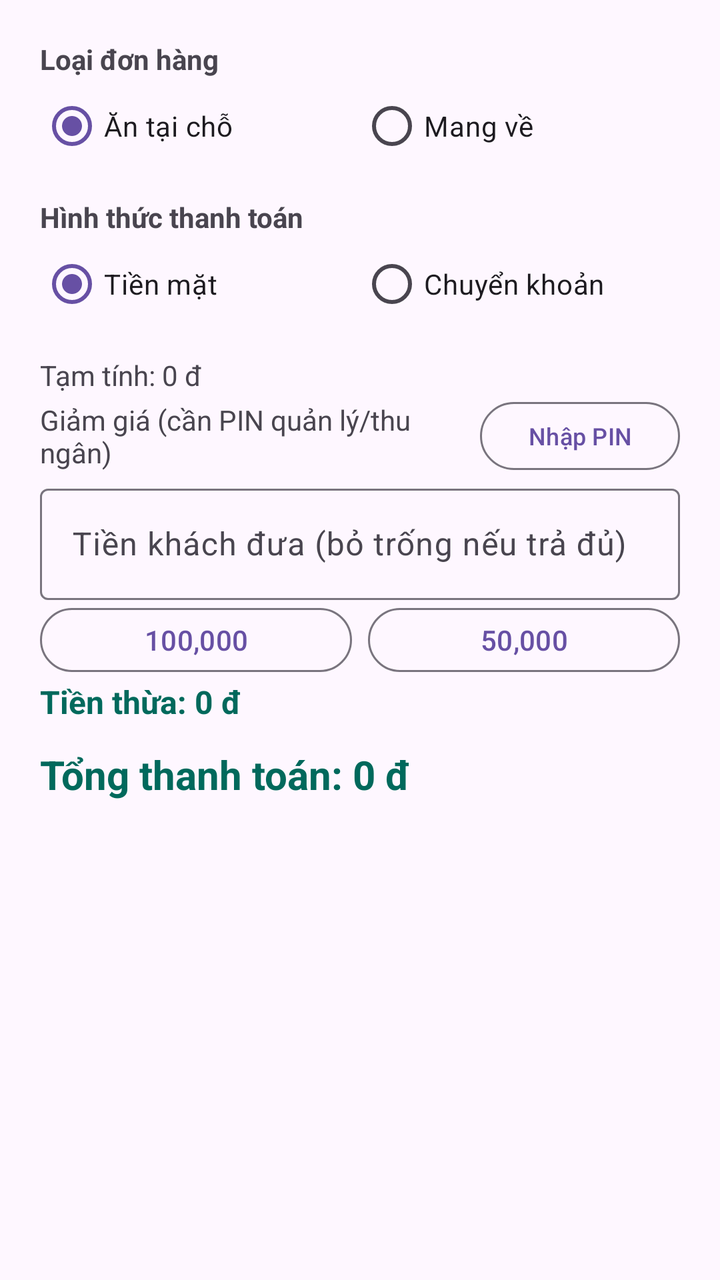
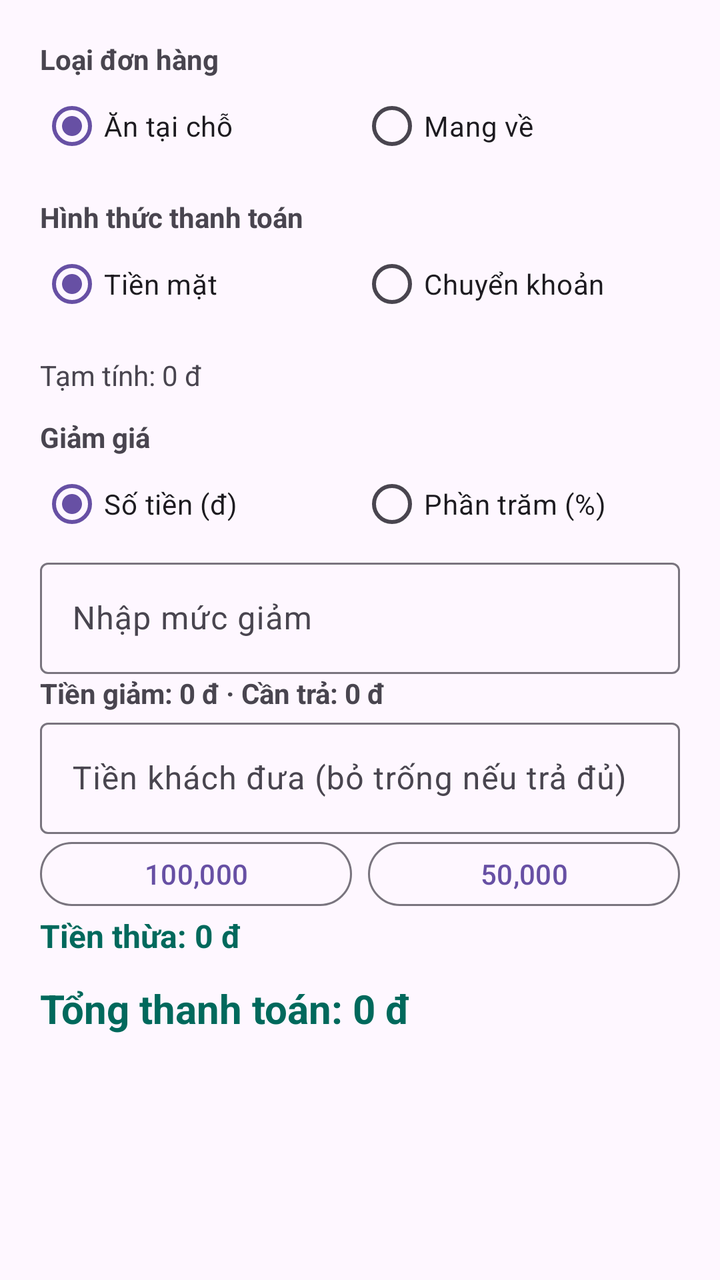

Before-and-after screenshots of an Android layout around one commit, followed by the original layout XML and the change that was made.
<!-- AndroidManifest.xml: application theme Theme.Material3.DayNight.NoActionBar -->
<!-- res/layout/dialog_checkout.xml -->
<?xml version="1.0" encoding="utf-8"?>
<ScrollView xmlns:android="http://schemas.android.com/apk/res/android"
    android:layout_width="match_parent"
    android:layout_height="wrap_content"
    android:fillViewport="true">

    <LinearLayout
        android:focusable="true"
        android:focusableInTouchMode="true"
        android:descendantFocusability="beforeDescendants"
        android:layout_width="match_parent"
        android:layout_height="wrap_content"
        android:orientation="vertical"
        android:padding="20dp">

        <TextView
            android:layout_width="match_parent"
            android:layout_height="wrap_content"
            android:text="Loại đơn hàng"
            android:textStyle="bold" />

        <RadioGroup
            android:id="@+id/orderTypeGroup"
            android:layout_width="match_parent"
            android:layout_height="wrap_content"
            android:orientation="horizontal">
            <RadioButton
                android:id="@+id/typeDineIn"
                android:layout_width="0dp"
                android:layout_height="wrap_content"
                android:layout_weight="1"
                android:checked="true"
                android:text="Ăn tại chỗ" />
            <RadioButton
                android:id="@+id/typeTakeAway"
                android:layout_width="0dp"
                android:layout_height="wrap_content"
                android:layout_weight="1"
                android:text="Mang về" />
        </RadioGroup>

        <TextView
            android:layout_width="match_parent"
            android:layout_height="wrap_content"
            android:layout_marginTop="12dp"
            android:text="Hình thức thanh toán"
            android:textStyle="bold" />

        <RadioGroup
            android:id="@+id/paymentMethodGroup"
            android:layout_width="match_parent"
            android:layout_height="wrap_content"
            android:orientation="horizontal">
            <RadioButton
                android:id="@+id/paymentCash"
                android:layout_width="0dp"
                android:layout_height="wrap_content"
                android:layout_weight="1"
                android:checked="true"
                android:text="Tiền mặt" />
            <RadioButton
                android:id="@+id/paymentTransfer"
                android:layout_width="0dp"
                android:layout_height="wrap_content"
                android:layout_weight="1"
                android:text="Chuyển khoản" />
        </RadioGroup>

        <TextView
            android:id="@+id/checkoutSubtotal"
            android:layout_width="match_parent"
            android:layout_height="wrap_content"
            android:layout_marginTop="12dp"
            android:text="Tạm tính: 0 đ" />

        <LinearLayout
            android:layout_width="match_parent"
            android:layout_height="wrap_content"
            android:gravity="center_vertical"
            android:orientation="horizontal">
            <TextView
                android:layout_width="0dp"
                android:layout_height="wrap_content"
                android:layout_weight="1"
                android:text="Giảm giá (cần PIN quản lý/thu ngân)" />
            <com.google.android.material.button.MaterialButton
                android:id="@+id/btnAuthorizeDiscount"
                style="@style/Widget.Material3.Button.OutlinedButton"
                android:layout_width="wrap_content"
                android:layout_height="42dp"
                android:text="Nhập PIN"
                android:textSize="12sp" />
        </LinearLayout>

        <LinearLayout
            android:id="@+id/discountControls"
            android:layout_width="match_parent"
            android:layout_height="wrap_content"
            android:orientation="vertical"
            android:visibility="gone">
            <RadioGroup
                android:id="@+id/discountTypeGroup"
                android:layout_width="match_parent"
                android:layout_height="wrap_content"
                android:orientation="horizontal">
                <RadioButton
                    android:id="@+id/discountAmountType"
                    android:layout_width="0dp"
                    android:layout_height="wrap_content"
                    android:layout_weight="1"
                    android:checked="true"
                    android:text="Số tiền (đ)" />
                <RadioButton
                    android:id="@+id/discountPercentType"
                    android:layout_width="0dp"
                    android:layout_height="wrap_content"
                    android:layout_weight="1"
                    android:text="Phần trăm (%)" />
            </RadioGroup>
            <com.google.android.material.textfield.TextInputLayout
                android:layout_width="match_parent"
                android:layout_height="wrap_content"
                android:hint="Nhập mức giảm">
                <com.google.android.material.textfield.TextInputEditText
                    android:id="@+id/discountInput"
                    android:layout_width="match_parent"
                    android:layout_height="wrap_content"
                    android:inputType="number"
                    android:singleLine="true" />
            </com.google.android.material.textfield.TextInputLayout>
            <TextView
                android:id="@+id/discountResult"
                android:layout_width="match_parent"
                android:layout_height="wrap_content"
                android:text="Tiền giảm: 0 đ · Cần trả: 0 đ"
                android:textStyle="bold" />
        </LinearLayout>

        <LinearLayout
            android:id="@+id/cashControls"
            android:layout_width="match_parent"
            android:layout_height="wrap_content"
            android:orientation="vertical">
            <com.google.android.material.textfield.TextInputLayout
                android:layout_width="match_parent"
                android:layout_height="wrap_content"
                android:hint="Tiền khách đưa (bỏ trống nếu trả đủ)">
                <com.google.android.material.textfield.TextInputEditText
                    android:id="@+id/cashReceivedInput"
                    android:layout_width="match_parent"
                    android:layout_height="wrap_content"
                    android:inputType="number"
                    android:singleLine="true" />
            </com.google.android.material.textfield.TextInputLayout>
            <LinearLayout
                android:layout_width="match_parent"
                android:layout_height="wrap_content"
                android:orientation="horizontal">
                <com.google.android.material.button.MaterialButton
                    android:id="@+id/cashHint100"
                    style="@style/Widget.Material3.Button.OutlinedButton"
                    android:layout_width="0dp"
                    android:layout_height="40dp"
                    android:layout_marginEnd="8dp"
                    android:layout_weight="1"
                    android:text="100,000" />
                <com.google.android.material.button.MaterialButton
                    android:id="@+id/cashHint50"
                    style="@style/Widget.Material3.Button.OutlinedButton"
                    android:layout_width="0dp"
                    android:layout_height="40dp"
                    android:layout_weight="1"
                    android:text="50,000" />
            </LinearLayout>
            <TextView
                android:id="@+id/changeLabel"
                android:layout_width="match_parent"
                android:layout_height="wrap_content"
                android:text="Tiền thừa: 0 đ"
                android:textColor="#00695C"
                android:textSize="16sp"
                android:textStyle="bold" />
        </LinearLayout>

        <TextView
            android:id="@+id/checkoutTotal"
            android:layout_width="match_parent"
            android:layout_height="wrap_content"
            android:layout_marginTop="12dp"
            android:text="Tổng thanh toán: 0 đ"
            android:textColor="#00695C"
            android:textSize="20sp"
            android:textStyle="bold" />
    </LinearLayout>
</ScrollView>
<!-- resources referenced by this layout -->
<resources>

</resources>

<!-- the commit's change to res/layout/dialog_checkout.xml (unified diff, before → after) -->
@@ -73,31 +73,19 @@
             android:layout_marginTop="12dp"
             android:text="Tạm tính: 0 đ" />
 
-        <LinearLayout
+        <TextView
             android:layout_width="match_parent"
             android:layout_height="wrap_content"
-            android:gravity="center_vertical"
-            android:orientation="horizontal">
-            <TextView
-                android:layout_width="0dp"
-                android:layout_height="wrap_content"
-                android:layout_weight="1"
-                android:text="Giảm giá (cần PIN quản lý/thu ngân)" />
-            <com.google.android.material.button.MaterialButton
-                android:id="@+id/btnAuthorizeDiscount"
-                style="@style/Widget.Material3.Button.OutlinedButton"
-                android:layout_width="wrap_content"
-                android:layout_height="42dp"
-                android:text="Nhập PIN"
-                android:textSize="12sp" />
-        </LinearLayout>
+            android:layout_marginTop="12dp"
+            android:text="Giảm giá"
+            android:textStyle="bold" />
 
         <LinearLayout
             android:id="@+id/discountControls"
             android:layout_width="match_parent"
             android:layout_height="wrap_content"
             android:orientation="vertical"
-            android:visibility="gone">
+            android:visibility="visible">
             <RadioGroup
                 android:id="@+id/discountTypeGroup"
                 android:layout_width="match_parent"
